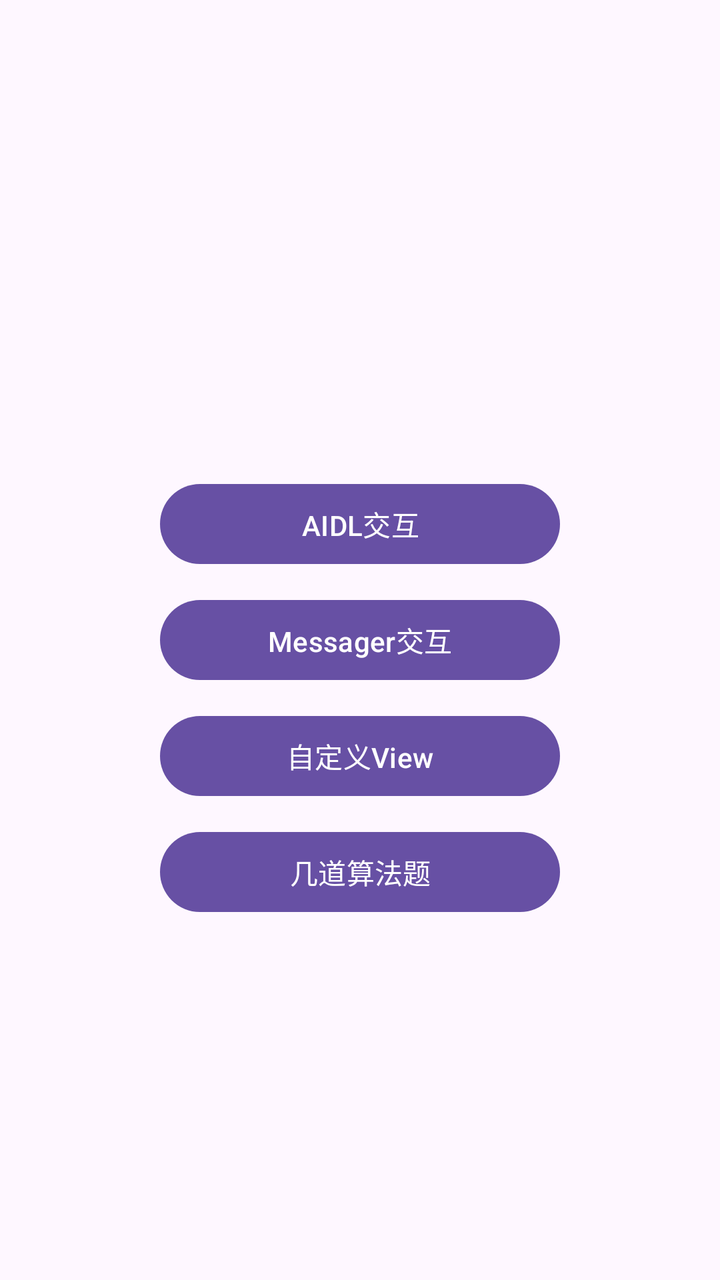
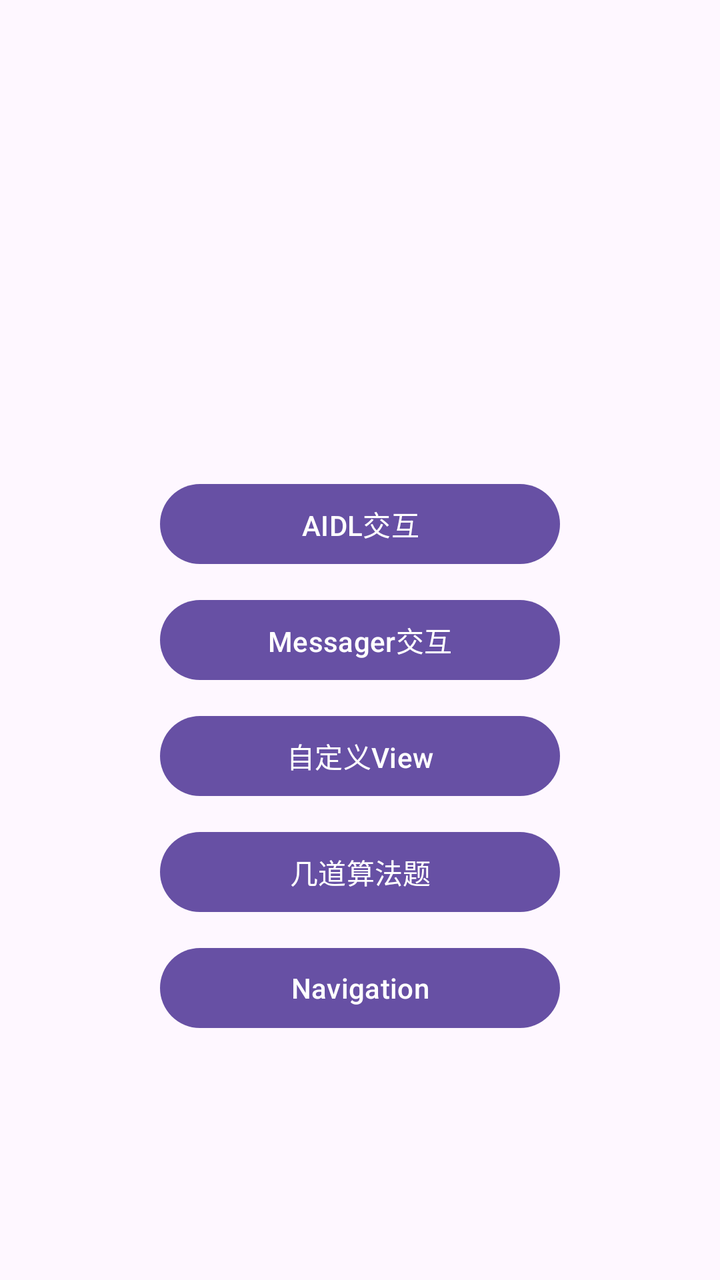

Two renders of the same Android screen: before a commit and after it. Below are the layout's source before the change and the commit's diff.
<!-- AndroidManifest.xml: application theme Theme.TotalSample -->
<!-- res/layout/activity_main.xml -->
<?xml version="1.0" encoding="utf-8"?>
<androidx.constraintlayout.widget.ConstraintLayout xmlns:android="http://schemas.android.com/apk/res/android"
    xmlns:app="http://schemas.android.com/apk/res-auto"
    xmlns:tools="http://schemas.android.com/tools"
    android:id="@+id/main"
    android:layout_width="match_parent"
    android:layout_height="match_parent"
    tools:context=".MainActivity">


    <Button
        android:id="@+id/btn_one"
        android:layout_width="200dp"
        android:layout_height="wrap_content"
        android:layout_marginBottom="10dp"
        android:text="AIDL交互"
        app:layout_constraintBottom_toTopOf="@id/btn_two"
        app:layout_constraintEnd_toEndOf="parent"
        app:layout_constraintStart_toStartOf="parent" />

    <Button
        android:id="@+id/btn_two"
        android:layout_width="200dp"
        android:layout_height="wrap_content"
        android:text="Messager交互"
        app:layout_constraintBottom_toBottomOf="parent"
        app:layout_constraintEnd_toEndOf="parent"
        app:layout_constraintStart_toStartOf="parent"
        app:layout_constraintTop_toTopOf="parent" />

    <Button
        android:id="@+id/btn_three"
        android:layout_width="200dp"
        android:layout_height="wrap_content"
        android:layout_marginTop="10dp"
        android:text="自定义View"
        app:layout_constraintEnd_toEndOf="parent"
        app:layout_constraintStart_toStartOf="parent"
        app:layout_constraintTop_toBottomOf="@id/btn_two" />


    <Button
        android:id="@+id/btn_four"
        android:layout_width="200dp"
        android:layout_height="wrap_content"
        android:layout_marginTop="10dp"
        android:text="几道算法题"
        app:layout_constraintEnd_toEndOf="parent"
        app:layout_constraintStart_toStartOf="parent"
        app:layout_constraintTop_toBottomOf="@id/btn_three" />

</androidx.constraintlayout.widget.ConstraintLayout>
<!-- resources referenced by this layout -->
<resources>
  <style name="Theme.TotalSample" parent="Base.Theme.TotalSample" />
  <style name="Base.Theme.TotalSample" parent="Theme.Material3.DayNight.NoActionBar">
          
          
      </style>
</resources>

<!-- the commit's change to res/layout/activity_main.xml (unified diff, before → after) -->
@@ -49,4 +49,14 @@
         app:layout_constraintStart_toStartOf="parent"
         app:layout_constraintTop_toBottomOf="@id/btn_three" />
 
+    <Button
+        android:id="@+id/btn_five"
+        android:layout_width="200dp"
+        android:layout_height="wrap_content"
+        android:layout_marginTop="10dp"
+        android:text="Navigation"
+        app:layout_constraintEnd_toEndOf="parent"
+        app:layout_constraintStart_toStartOf="parent"
+        app:layout_constraintTop_toBottomOf="@id/btn_four" />
+
 </androidx.constraintlayout.widget.ConstraintLayout>
